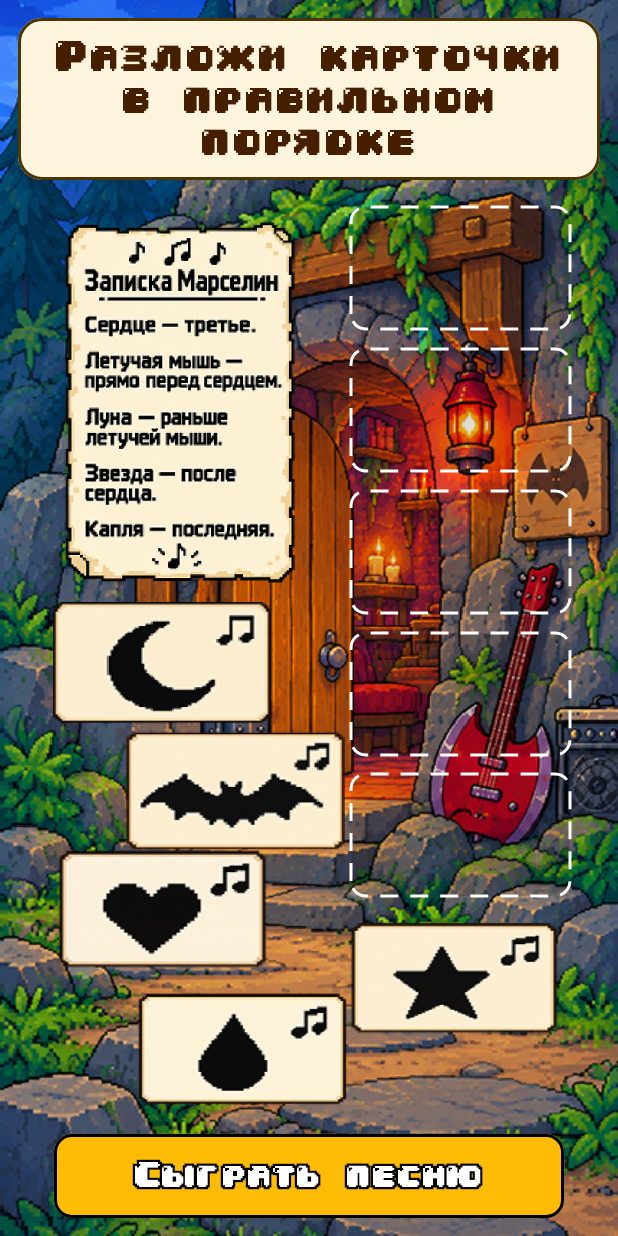
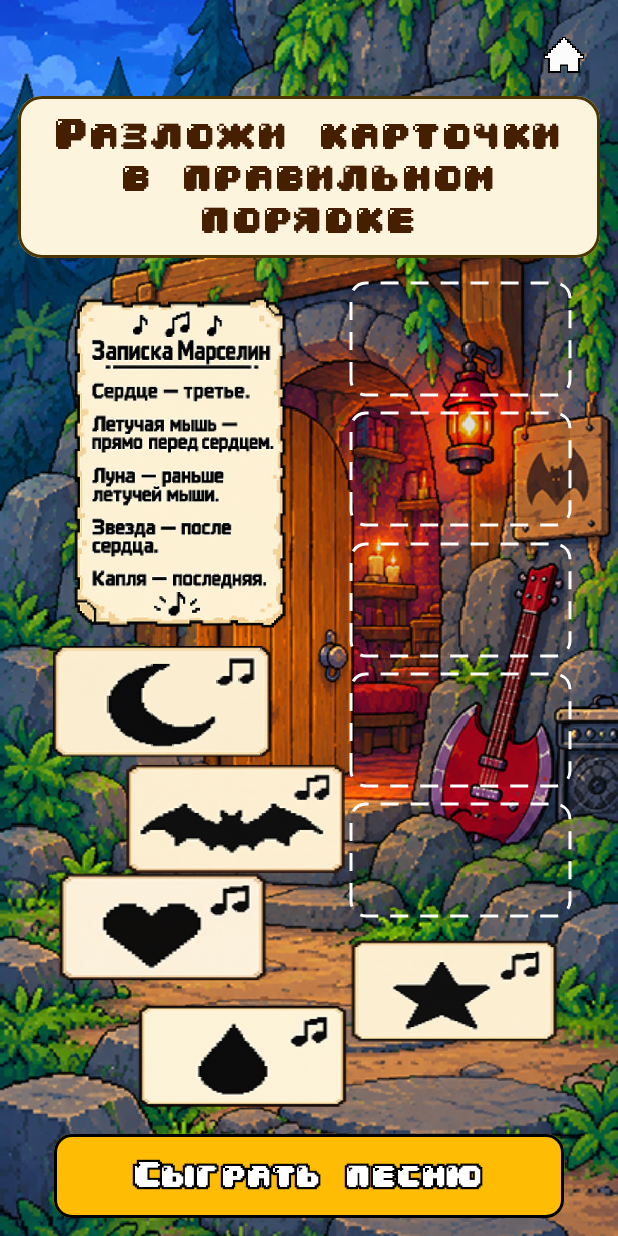
Before and after one commit to nikalugovskaya46-sudo/MobileDev, an Android app built with Jetpack Compose: the composable ThirdLevelScreen shown on its own in the app's theme, on a phone screen of 412 x 824 dp. Run offline under Robolectric (Android 15) with nearby library versions, the phone set to English and light mode, and no system bars.

Commit message:
feat(navigation): add a home button to all levels

```diff
--- /dev/null
+++ b/app/src/main/java/com/example/mobiledevelopment/laba2/ui/components/LevelHeader.kt
@@ -0,0 +1,50 @@
+package com.example.mobiledevelopment.laba2.ui.components
+
+import androidx.compose.foundation.layout.Arrangement
+import androidx.compose.foundation.layout.Box
+import androidx.compose.foundation.layout.Column
+import androidx.compose.foundation.layout.fillMaxWidth
+import androidx.compose.foundation.layout.size
+import androidx.compose.material3.Icon
+import androidx.compose.material3.IconButton
+import androidx.compose.runtime.Composable
+import androidx.compose.ui.Alignment
+import androidx.compose.ui.Modifier
+import androidx.compose.ui.graphics.Color
+import androidx.compose.ui.res.painterResource
+import androidx.compose.ui.unit.dp
+import com.example.mobiledevelopment.R
+import com.example.mobiledevelopment.laba2.ui.localization.localizedStringResource
+
+@Composable
+fun LevelHeader(
+    onHomeClick: () -> Unit,
+    modifier: Modifier = Modifier,
+    title: @Composable () -> Unit
+) {
+    Column(
+        modifier = modifier.fillMaxWidth(),
+        verticalArrangement = Arrangement.spacedBy(4.dp)
+    ) {
+        IconButton(
+            onClick = onHomeClick,
+            modifier = Modifier
+                .align(Alignment.End)
+                .size(48.dp)
+        ) {
+            Icon(
+                painter = painterResource(R.drawable.ic_home),
+                contentDescription = localizedStringResource(R.string.level1_home),
+                tint = Color.Unspecified,
+                modifier = Modifier.size(32.dp)
+            )
+        }
+
+        Box(
+            modifier = Modifier.fillMaxWidth(),
+            propagateMinConstraints = true
+        ) {
+            title()
+        }
+    }
+}
--- a/app/src/main/java/com/example/mobiledevelopment/laba2/ui/level3/ThirdLevelScreen.kt
+++ b/app/src/main/java/com/example/mobiledevelopment/laba2/ui/level3/ThirdLevelScreen.kt
@@ -27,6 +27,7 @@ import androidx.compose.ui.unit.sp
 import com.example.mobiledevelopment.R
 import com.example.mobiledevelopment.laba2.ui.components.MenuButton
 import com.example.mobiledevelopment.laba2.ui.level1.LevelCompleteDialog
+import com.example.mobiledevelopment.laba2.ui.components.LevelHeader
 
 @Composable
 fun ThirdLevelScreen(
@@ -67,30 +68,26 @@ fun ThirdLevelScreen(
                 ),
             horizontalAlignment = Alignment.CenterHorizontally
         ) {
+            LevelHeader(
+                onHomeClick = onBackToMenu,
+                modifier = Modifier.widthIn(max = 480.dp)
+            ) {
                 Surface(
-                modifier = Modifier
-                    .widthIn(max = 480.dp)
-                    .fillMaxWidth(),
+                    modifier = Modifier.fillMaxWidth(),
                     color = Color(0xFFFDF4DE),
                     shape = RoundedCornerShape(16.dp),
-                border = BorderStroke(
-                    width = 2.dp,
-                    color = Color(0xFF4A3503)
-                )
+                    border = BorderStroke(2.dp, Color(0xFF4A3503))
                 ) {
                     Text(
-                    text = stringResource(
-                        R.string.level3_title
-                    ),
+                        text = stringResource(R.string.level3_title),
                         modifier = Modifier.padding(12.dp),
                         color = Color(0xFF451F00),
-                    fontFamily = FontFamily(
-                        Font(R.font.brusbylyajka)
-                    ),
+                        fontFamily = FontFamily(Font(R.font.brusbylyajka)),
                         fontSize = 24.sp,
                         lineHeight = 28.sp,
                         textAlign = TextAlign.Center
                     )
+                }
             }
 
             Spacer(
```
Also changed, not shown: app/src/main/java/com/example/mobiledevelopment/laba2/ui/level1/FirstLevelScreen.kt (+7 -9 lines), app/src/main/java/com/example/mobiledevelopment/laba2/ui/level2/SecondLevelScreen.kt (+8 -8 lines), app/src/main/java/com/example/mobiledevelopment/laba2/ui/level4/FourthLevelScreen.kt (+7 -7 lines), app/src/main/res/drawable/ic_home.png (added). Lines whose indentation alone changed are shown as unchanged.
